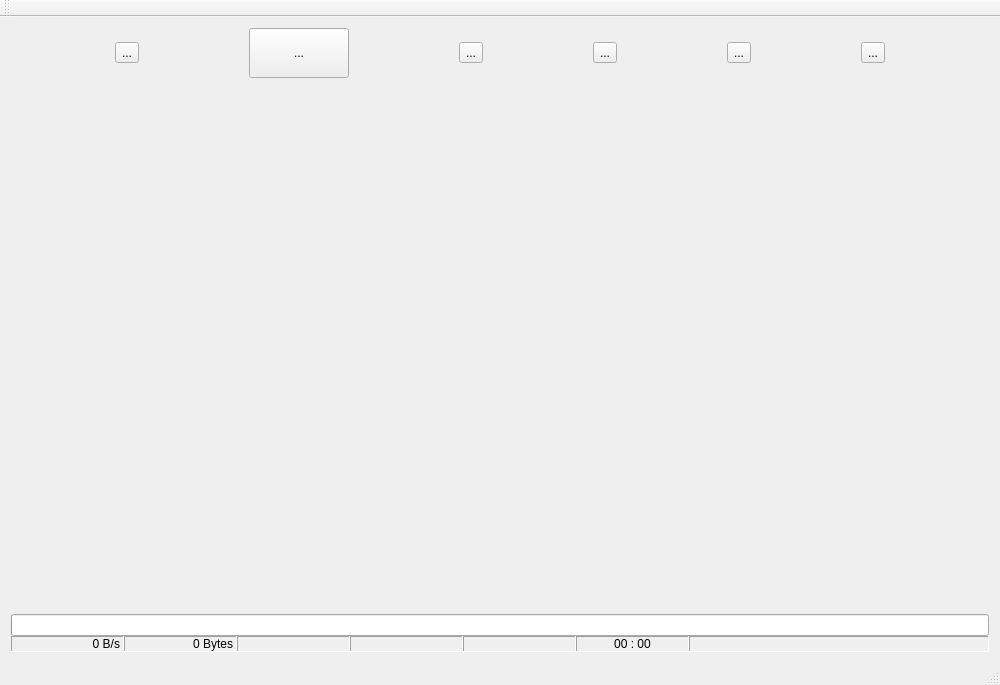
This is sourcecode/26MobileTool/Form/Widget/MainWindow.ui in sauantao/AndroidMobileSolution as Qt 5 draws it before an edit. The edited form follows.
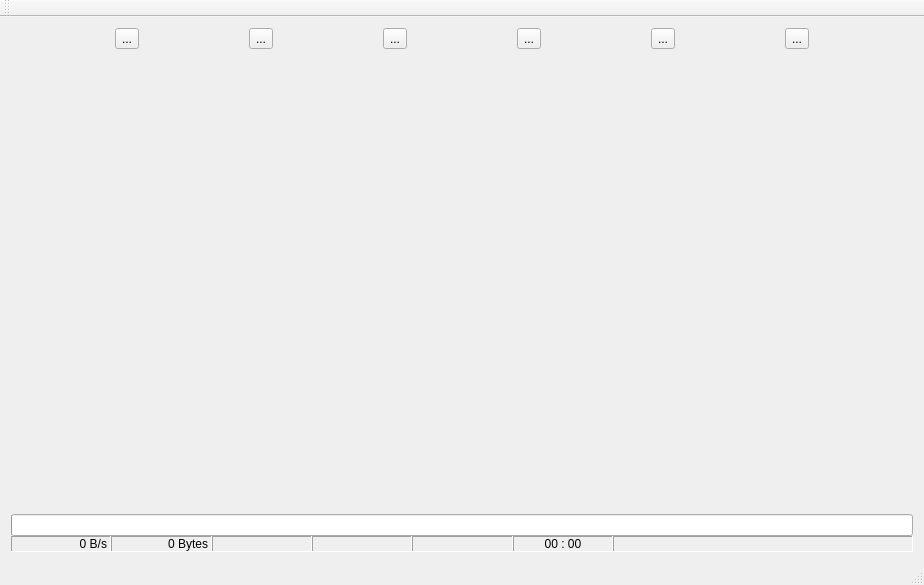
This is the edited form. Icons and pictures are not drawn.

What changed in the file:
```diff
--- a/sourcecode/26MobileTool/Form/Widget/MainWindow.ui
+++ b/sourcecode/26MobileTool/Form/Widget/MainWindow.ui
@@ -6,22 +6,10 @@
    <rect>
     <x>0</x>
     <y>0</y>
-    <width>1000</width>
-    <height>685</height>
+    <width>924</width>
+    <height>585</height>
    </rect>
   </property>
-  <property name="minimumSize">
-   <size>
-    <width>1000</width>
-    <height>685</height>
-   </size>
-  </property>
-  <property name="maximumSize">
-   <size>
-    <width>1000</width>
-    <height>685</height>
-   </size>
-  </property>
   <property name="windowTitle">
    <string>26 QualCom Tool</string>
   </property>
@@ -40,19 +28,33 @@
           <property name="text">
            <string>...</string>
           </property>
+          <property name="icon">
+           <iconset resource="../../26MobileTool.qrc">
+            <normaloff>:/ImageButton/image/Button/if_start_71143.png</normaloff>:/ImageButton/image/Button/if_start_71143.png</iconset>
+          </property>
+          <property name="iconSize">
+           <size>
+            <width>64</width>
+            <height>64</height>
+           </size>
+          </property>
          </widget>
         </item>
         <item>
          <widget class="QToolButton" name="toolButton_OpMediatek">
-          <property name="minimumSize">
-           <size>
-            <width>100</width>
-            <height>50</height>
-           </size>
-          </property>
           <property name="text">
            <string>...</string>
           </property>
+          <property name="icon">
+           <iconset resource="../../26MobileTool.qrc">
+            <normaloff>:/ImageButton/image/Button/turnoff.png</normaloff>:/ImageButton/image/Button/turnoff.png</iconset>
+          </property>
+          <property name="iconSize">
+           <size>
+            <width>64</width>
+            <height>64</height>
+           </size>
+          </property>
          </widget>
         </item>
         <item>
@@ -60,6 +62,16 @@
           <property name="text">
            <string>...</string>
           </property>
+          <property name="icon">
+           <iconset resource="../../26MobileTool.qrc">
+            <normaloff>:/ImageButton/image/Button/reboot.png</normaloff>:/ImageButton/image/Button/reboot.png</iconset>
+          </property>
+          <property name="iconSize">
+           <size>
+            <width>64</width>
+            <height>64</height>
+           </size>
+          </property>
          </widget>
         </item>
         <item>
@@ -67,6 +79,16 @@
           <property name="text">
            <string>...</string>
           </property>
+          <property name="icon">
+           <iconset resource="../../26MobileTool.qrc">
+            <normaloff>:/ImageButton/image/Button/if_button-power_red_69071.png</normaloff>:/ImageButton/image/Button/if_button-power_red_69071.png</iconset>
+          </property>
+          <property name="iconSize">
+           <size>
+            <width>64</width>
+            <height>64</height>
+           </size>
+          </property>
          </widget>
         </item>
         <item>
@@ -74,6 +96,16 @@
           <property name="text">
            <string>...</string>
           </property>
+          <property name="icon">
+           <iconset resource="../../26MobileTool.qrc">
+            <normaloff>:/ImageButton/image/Button/if_button-check_blue_68680.png</normaloff>:/ImageButton/image/Button/if_button-check_blue_68680.png</iconset>
+          </property>
+          <property name="iconSize">
+           <size>
+            <width>64</width>
+            <height>64</height>
+           </size>
+          </property>
          </widget>
         </item>
         <item>
@@ -81,6 +113,16 @@
           <property name="text">
            <string>...</string>
           </property>
+          <property name="icon">
+           <iconset resource="../../26MobileTool.qrc">
+            <normaloff>:/ImageButton/image/Button/checl.png</normaloff>:/ImageButton/image/Button/checl.png</iconset>
+          </property>
+          <property name="iconSize">
+           <size>
+            <width>64</width>
+            <height>64</height>
+           </size>
+          </property>
          </widget>
         </item>
        </layout>
```
Left out of the diff: 8 changed lines with no effect on the pictures.
